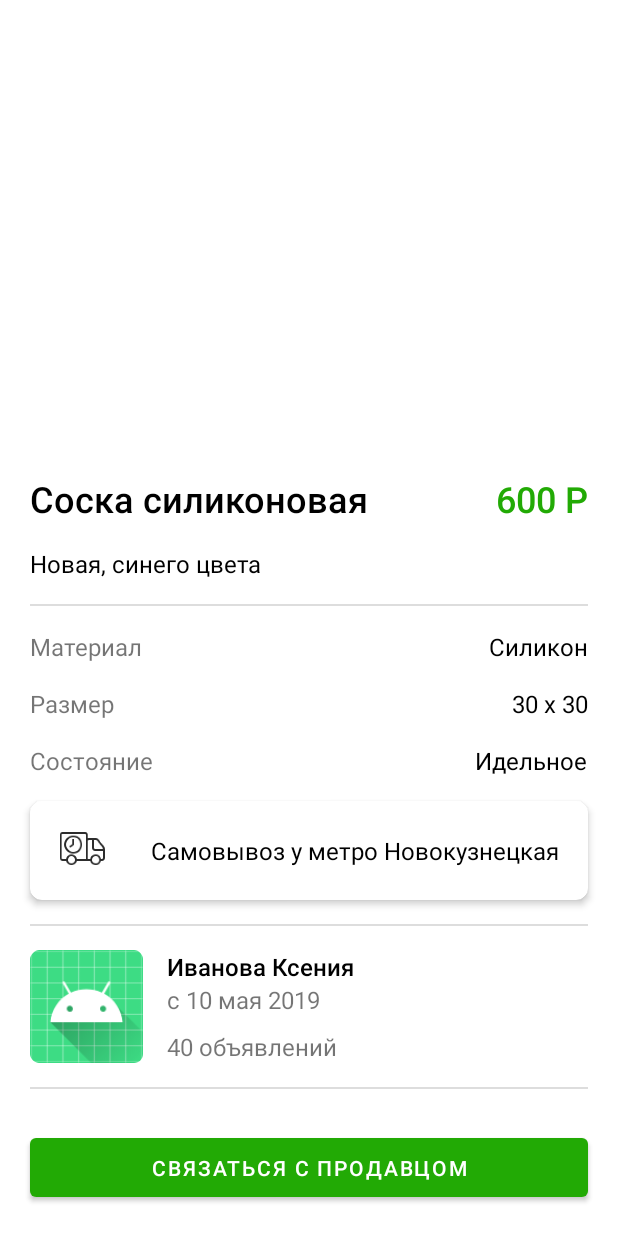
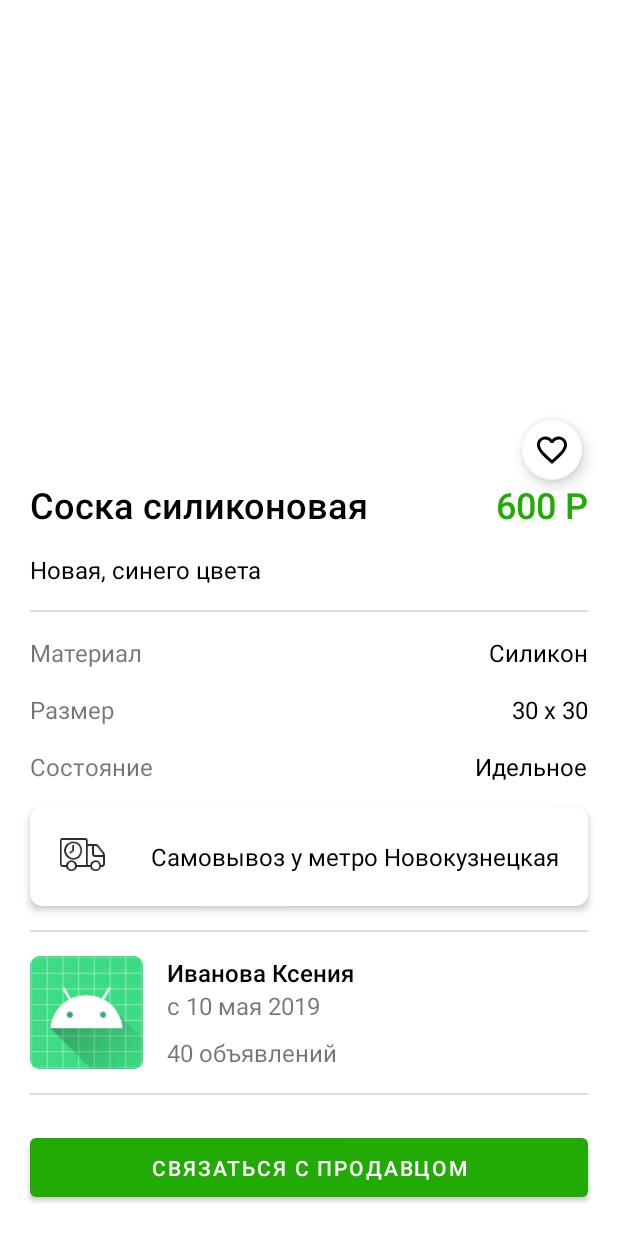
Before and after one commit to Nilairan/world-of-mothers, an Android app: the layout fragment_product.xml on its own in the app's theme, with its tools: preview values and no code run, on a phone screen of 412 x 824 dp. Run offline under Robolectric (Android 15) with nearby library versions, the phone set to English and light mode, and no system bars.

Commit message:
fix pagination fix product model

```diff
--- a/app/build.gradle
+++ b/app/build.gradle
@@ -41,7 +41,8 @@ dependencies {
     implementation "org.jetbrains.kotlin:kotlin-stdlib:$kotlin_version"
     implementation 'androidx.core:core-ktx:1.3.2'
     implementation 'androidx.appcompat:appcompat:1.2.0'
-    implementation 'com.google.android.material:material:1.2.1'
+    implementation 'com.google.android.material:material:1.3.0'
+    implementation 'androidx.swiperefreshlayout:swiperefreshlayout:1.1.0'
     implementation 'androidx.constraintlayout:constraintlayout:2.0.4'
     implementation project(path: ':domain')
     implementation project(path: ':di')
--- a/app/src/main/java/com/madispace/worldofmothers/ui/product/ProductFragment.kt
+++ b/app/src/main/java/com/madispace/worldofmothers/ui/product/ProductFragment.kt
@@ -68,9 +68,11 @@ class ProductFragment : ObserveFragment<ProductViewModel>(ProductViewModel::clas
             when (state) {
                 is ProductViewModel.ProductState.ShowLoading -> {
                     progressBar.root.visibility = View.VISIBLE
+                    fab.visibility = View.GONE
                 }
                 is ProductViewModel.ProductState.HideLoading -> {
                     progressBar.root.visibility = View.GONE
+                    fab.visibility = View.VISIBLE
                 }
                 is ProductViewModel.ProductState.ShowProduct -> {
                     bindProduct(state.product)
--- a/app/src/main/java/com/madispace/worldofmothers/ui/product/ProductViewModel.kt
+++ b/app/src/main/java/com/madispace/worldofmothers/ui/product/ProductViewModel.kt
@@ -6,6 +6,7 @@ import com.madispace.domain.models.product.ProductShort
 import com.madispace.domain.models.user.User
 import com.madispace.domain.usecases.product.GetProductModelUseCase
 import com.madispace.worldofmothers.common.BaseMviViewModel
+import kotlinx.coroutines.Dispatchers
 import kotlinx.coroutines.flow.catch
 import kotlinx.coroutines.flow.collect
 import kotlinx.coroutines.flow.onStart
@@ -30,7 +31,7 @@ class ProductViewModel :
     }
 
     private fun getProductModel(productId: Int) {
-        viewModelScope.launch {
+        viewModelScope.launch(Dispatchers.Main) {
             getProductModelUseCase.invoke(productId = productId)
                 .onStart { viewState = ProductState.ShowLoading }
                 .catch {
--- a/app/src/main/res/layout/fragment_product.xml
+++ b/app/src/main/res/layout/fragment_product.xml
@@ -56,7 +56,7 @@
                 android:id="@+id/nameProduct"
                 android:layout_width="0dp"
                 android:layout_height="wrap_content"
-                android:layout_marginTop="16dp"
+                android:layout_marginTop="20dp"
                 android:layout_marginStart="20dp"
                 android:text="Соска силиконовая"
                 android:textSize="24sp"
@@ -71,7 +71,7 @@
                 android:id="@+id/costProduct"
                 android:layout_width="wrap_content"
                 android:layout_height="wrap_content"
-                android:layout_marginTop="16dp"
+                android:layout_marginTop="20dp"
                 android:layout_marginEnd="20dp"
                 android:text="600 P"
                 android:textSize="24sp"
@@ -331,6 +331,19 @@
 
     </androidx.constraintlayout.widget.ConstraintLayout>
 
+    <com.google.android.material.floatingactionbutton.FloatingActionButton
+        android:id="@+id/fab"
+        android:layout_width="wrap_content"
+        android:layout_height="wrap_content"
+        android:layout_marginEnd="20dp"
+        app:layout_anchor="@id/appBar"
+        app:layout_anchorGravity="bottom|end"
+        android:backgroundTint="@color/white"
+        app:rippleColor="@color/white"
+        app:backgroundTint="@color/white"
+        app:fabSize="mini"
+        app:srcCompat="@drawable/ic_favorite_24" />
+
     <include
         android:id="@+id/progressBar"
         android:layout_width="match_parent"
--- a/app/src/main/res/layout/item_progress.xml
+++ b/app/src/main/res/layout/item_progress.xml
@@ -8,6 +8,7 @@
     <ProgressBar
         android:layout_width="wrap_content"
         android:layout_height="wrap_content"
+        android:backgroundTint="@color/green"
         app:layout_constraintTop_toTopOf="parent"
         app:layout_constraintStart_toStartOf="parent"
         app:layout_constraintEnd_toEndOf="parent"
--- a/app/src/main/res/values/colors.xml
+++ b/app/src/main/res/values/colors.xml
@@ -8,4 +8,5 @@
     <color name="black">#FF000000</color>
     <color name="white">#FFFFFFFF</color>
     <color name="green">#22AA05</color>
+    <color name="gray">#BDBDBD</color>
 </resources>
--- a/app/src/main/res/values/themes.xml
+++ b/app/src/main/res/values/themes.xml
@@ -3,6 +3,7 @@
     <style name="Theme.WorldOfMothers" parent="Theme.MaterialComponents.Light.NoActionBar">
         <!-- Primary brand color. -->
         <item name="colorPrimary">@color/green</item>
+        <item name="colorPrimaryDark">@color/gray</item>
         <item name="colorPrimaryVariant">@color/white</item>
         <item name="colorOnPrimary">@color/white</item>
         <!-- Secondary brand color. -->
@@ -10,7 +11,6 @@
         <!--        <item name="colorSecondaryVariant">@color/teal_700</item>-->
         <!--        <item name="colorOnSecondary">@color/black</item>-->
         <!-- Status bar color. -->
-        <item name="android:windowTranslucentStatus">true</item>
         <item name="android:windowTranslucentNavigation">true</item>
         <!-- Customize your theme here. -->
     </style>
--- a/build.gradle
+++ b/build.gradle
@@ -1,6 +1,6 @@
 // Top-level build file where you can add configuration options common to all sub-projects/modules.
 buildscript {
-    ext.kotlin_version = "1.4.21"
+    ext.kotlin_version = "1.4.30"
     ext.koin_version = "2.2.1"
     ext.cicerone_version = "6.6"
     ext.groupie_version = "2.8.1"
--- a/domain/src/main/java/com/madispace/domain/exeptions/CustomFunctionException.kt
+++ b/domain/src/main/java/com/madispace/domain/exceptions/CustomFunctionException.kt
@@ -1,4 +1,4 @@
-package com.madispace.domain.exeptions
+package com.madispace.domain.exceptions
 
 /**
  * @author Ivan Kholodov - nilairan@gmail.com
--- a/domain/src/main/java/com/madispace/domain/exeptions/EmailValidException.kt
+++ b/domain/src/main/java/com/madispace/domain/exceptions/EmailValidException.kt
@@ -1,4 +1,4 @@
-package com.madispace.domain.exeptions
+package com.madispace.domain.exceptions
 
 /**
  * @author Ivan Kholodov - nilairan@gmail.com
--- a/domain/src/main/java/com/madispace/domain/exeptions/NotImplementCustomFunction.kt
+++ b/domain/src/main/java/com/madispace/domain/exceptions/NotImplementCustomFunction.kt
@@ -1,4 +1,4 @@
-package com.madispace.domain.exeptions
+package com.madispace.domain.exceptions
 
 /**
  * @author Ivan Kholodov - nilairan@gmail.com
--- a/domain/src/main/java/com/madispace/domain/exeptions/PassValidException.kt
+++ b/domain/src/main/java/com/madispace/domain/exceptions/PassValidException.kt
@@ -1,4 +1,4 @@
-package com.madispace.domain.exeptions
+package com.madispace.domain.exceptions
 
 /**
  * @author Ivan Kholodov - nilairan@gmail.com
--- a/domain/src/main/java/com/madispace/domain/usecases/auth/ValidUseCase.kt
+++ b/domain/src/main/java/com/madispace/domain/usecases/auth/ValidUseCase.kt
@@ -1,8 +1,8 @@
 package com.madispace.domain.usecases.auth
 
-import com.madispace.domain.exeptions.EmailValidException
-import com.madispace.domain.exeptions.NotImplementCustomFunction
-import com.madispace.domain.exeptions.PassValidException
+import com.madispace.domain.exceptions.EmailValidException
+import com.madispace.domain.exceptions.NotImplementCustomFunction
+import com.madispace.domain.exceptions.PassValidException
 import kotlinx.coroutines.flow.Flow
 import kotlinx.coroutines.flow.flow
 
--- a/domain/src/main/java/com/madispace/domain/usecases/catalog/GetCatalogModelUseCase.kt
+++ b/domain/src/main/java/com/madispace/domain/usecases/catalog/GetCatalogModelUseCase.kt
@@ -14,7 +14,8 @@ import kotlinx.coroutines.flow.zip
  */
 enum class SearchType {
     DEFAULT,
-    PAGINATION
+    PAGINATION,
+    REFRESH
 }
 
 data class SearchModel(
@@ -54,7 +55,7 @@ class GetCatalogModelUseCaseImpl constructor(
                         CatalogModel(category, product.map { it.mapToShort() })
                     }
             }
-            SearchType.PAGINATION -> {
+            SearchType.PAGINATION, SearchType.REFRESH -> {
                 productRepository.getAllProductList(searchModel.page)
                     .map { CatalogModel(emptyList(), it.map { it.mapToShort() }) }
             }
```
Also changed, not shown: app/src/main/java/com/madispace/worldofmothers/ui/catalog/CatalogFragment.kt (+23 -2 lines), app/src/main/java/com/madispace/worldofmothers/ui/catalog/CatalogViewModel.kt (+26 -4 lines), app/src/main/res/layout/fragment_catalog.xml (+11 -2 lines), core/src/main/java/com/madispace/core/network/product/ProductDataSource.kt (+10 -0 lines), domain/src/main/java/com/madispace/domain/exceptions/PageNotFoundException.kt (added, +7 -0 lines), domain/src/main/java/com/madispace/domain/usecases/product/GetProductModelUseCase.kt (+8 -20 lines).
